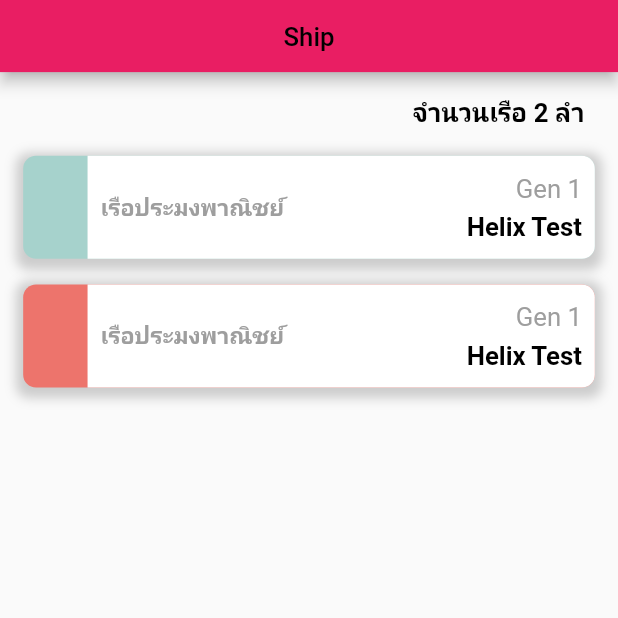
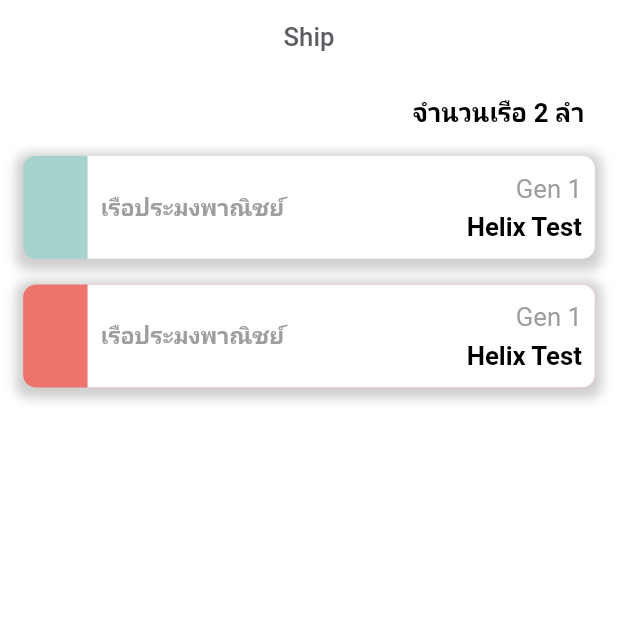
Before and after one commit to etnecadev/etneca-link, a Flutter app: the SecondPage screen opened by its route, on a phone screen of 412 x 824 dp, the top half of it. Run offline on Flutter 3.47's test engine with Material 2 defaults, Android fonts, the phone set to English and light mode, and no system bars; our stand-ins replace adaptive_theme, contained_tab_bar_view, dot_navigation_bar, expandable, flutter_staggered_animations, font_awesome_flutter and 2 more.

Commit message:
fix page

```diff
--- a/lib/src/app.dart
+++ b/lib/src/app.dart
@@ -31,7 +31,7 @@ class MyApp extends StatelessWidget {
             ],
             background: Container(color: Color(0xFFF5F5F5))),
         debugShowCheckedModeBanner: false,
-        initialRoute: "/notification",
+        initialRoute: "/menu",
         routes: routes));
   }
 }
--- a/lib/src/component/news.dart
+++ b/lib/src/component/news.dart
@@ -3,6 +3,7 @@ import 'package:flutter_staggered_animations/flutter_staggered_animations.dart';
 import 'package:flutter_staggered_grid_view/flutter_staggered_grid_view.dart';
 
 class NewsComponent extends StatelessWidget {
+    static const routeName = '/news';
   @override
   Widget build(BuildContext context) {
     return AnimationLimiter(
--- a/lib/src/component/routes/routes.dart
+++ b/lib/src/component/routes/routes.dart
@@ -1,3 +1,4 @@
+import 'package:flutter_project_template/src/component/news.dart';
 import 'package:flutter_project_template/src/page/index.dart';
 import 'package:flutter_project_template/src/page/notification.dart';
 import 'package:flutter_project_template/src/page/packages.dart';
@@ -7,10 +8,10 @@ var routes = {
   MapPage.routeName: (context) => MapPage(),
   SecondPage.routeName: (context) => SecondPage(),
   UserPage.routeName: (context) => UserPage(),
-  NotiAndNews.routeName: (context) => NotiAndNews(),
+  NewsComponent.routeName: (context) => NewsComponent(),
   MenuPage.routeName: (context) => MenuPage(),
   PackagesPage.routeName: (context) => PackagesPage(),
-NotificationPage.routeName: (context) => NotificationPage(),
+// NotificationPage.routeName: (context) => NotificationPage(),
   ShipDataPage.routeName: (context) => ShipDataPage(),
 
 };
--- a/lib/src/page/index.dart
+++ b/lib/src/page/index.dart
@@ -1,8 +1,8 @@
 export 'mapPage.dart';
 export 'shipPage.dart';
-export 'notiAndNews.dart';
 export 'userPage.dart';
 export 'launcher.dart';
 export 'userPage.dart';
 export 'menuPage.dart';
 export 'shipDataPage.dart';
+export 'notification.dart';
--- a/lib/src/page/launcher.dart
+++ b/lib/src/page/launcher.dart
@@ -1,4 +1,5 @@
 import 'package:flutter/material.dart';
+import 'package:flutter_project_template/src/component/news.dart';
 import 'package:flutter_project_template/src/page/index.dart';
 
 
@@ -13,7 +14,7 @@ class _LauncherPageState extends State<LauncherPage> {
   int _selectedIndex = 0;
     final List<Widget> _pageWidget = <Widget>[
         const MapPage(),
-        const NotiAndNews(),
+        // const NewsComponent(),
         const SecondPage(),
         const UserPage(),
     ];
--- a/lib/src/page/menuPage.dart
+++ b/lib/src/page/menuPage.dart
@@ -2,6 +2,8 @@ import 'package:contained_tab_bar_view/contained_tab_bar_view.dart';
 import 'package:flutter/material.dart';
 import 'package:flutter/services.dart';
 import 'package:flutter_project_template/src/utils/index.dart';
+
+import 'index.dart';
 
 class MenuPage extends StatelessWidget {
   static const routeName = '/menu';
@@ -83,7 +85,7 @@ class MenuPage extends StatelessWidget {
                                         "assets/images/news1.png",
                                         Icons.event_note_rounded,
                                         "News",
-                                        "/map"))
+                                        "/news"))
                               ],
                             ),
                           ),
@@ -115,7 +117,7 @@ class MenuPage extends StatelessWidget {
               ],
             ),
           ),
-          Container(color: Colors.blue),
+          NotificationPage()
         ],
         onChange: (index) => print(index),
       ),
--- a/lib/src/page/shipPage.dart
+++ b/lib/src/page/shipPage.dart
@@ -80,15 +80,18 @@ class _SecondPageState extends State<SecondPage> {
   @override
   Widget build(BuildContext context) {
     return Scaffold(
-      appBar: AppBar(
-        automaticallyImplyLeading: false,
-        // backgroundColor: Colors.transparent,
-        // elevation: 0,
-        title: Center(
-            child: Text(
-          "Ship",
-          style: TextStyle(color: Colors.black),
-        )),
+      backgroundColor: Color.fromRGBO(255, 255, 255, 1),
+            appBar: AppBar(
+        backgroundColor: Color.fromRGBO(255, 255, 255, 1),
+        elevation: 0,
+        centerTitle: true,
+        title: Text(
+          'Ship',
+          style: TextStyle(
+              color: Color.fromRGBO(93, 90, 97, 1),
+              fontSize: 20,
+              fontWeight: FontWeight.w500),
+        ),
       ),
       body: Container(
         padding: EdgeInsets.all(18),
```
Also changed, not shown: lib/src/page/notiAndNews.dart (deleted, +0 -121 lines).
